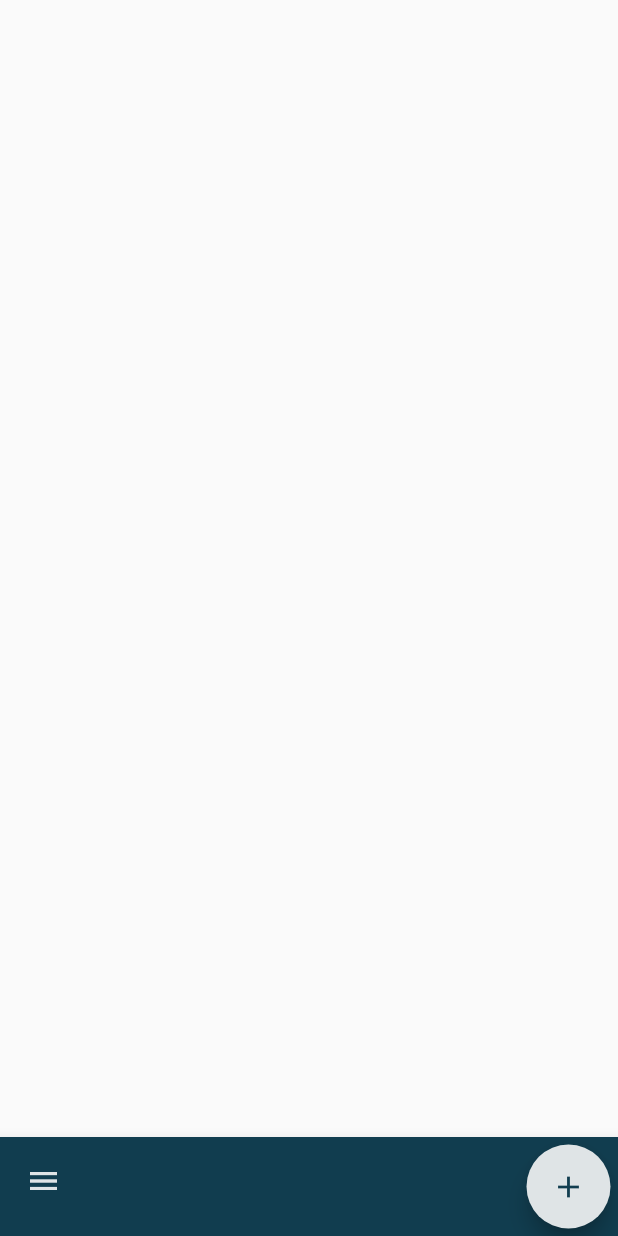
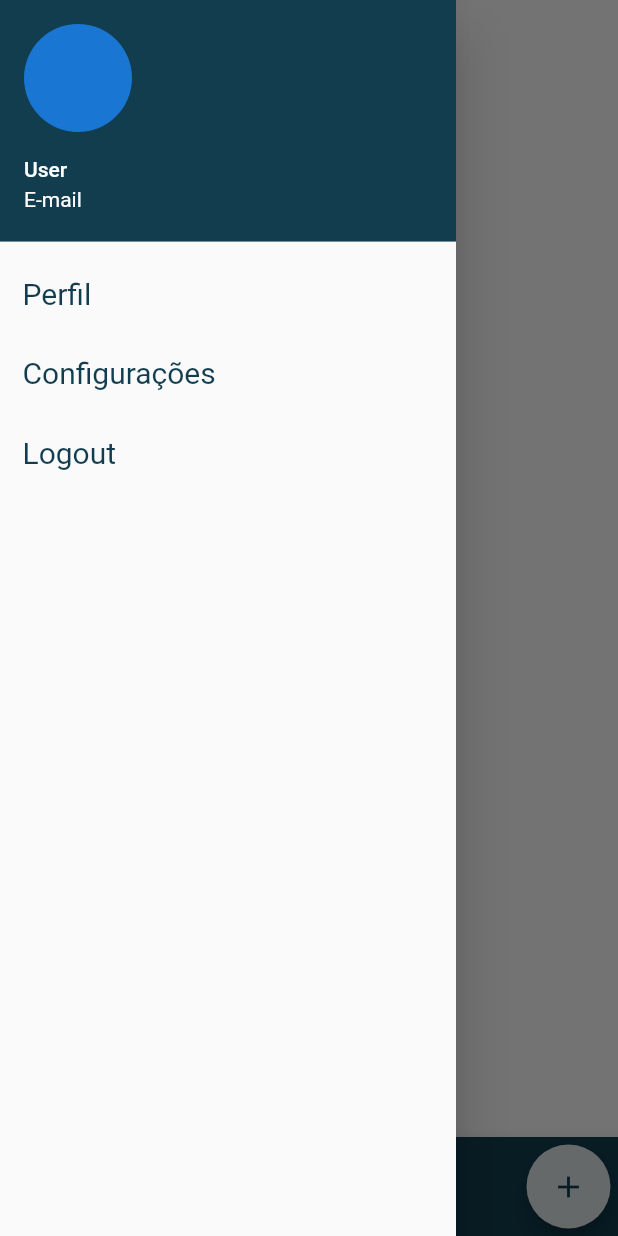
Before and after one commit to josephdonald/my_size, a Flutter app: the screen it shows after launch, after a tap on the "menu" icon, on a phone screen of 412 x 824 dp. Run offline on Flutter 3.47's test engine with Material 2 defaults, Android fonts, the phone set to English and light mode, and no system bars; our stand-ins replace sqflite; accounts and stored records are empty; network calls fail.

Commit message:
versao 22/10: - adicionando/atualizando perfil - adicionando / atualizando / removendo medidas.
proximo passo:
- relacionar as duas tabelas
- montar telas de exibição gráfica

```diff
--- a/lib/Home.dart
+++ b/lib/Home.dart
@@ -1,7 +1,9 @@
 import 'package:flutter/material.dart';
 import 'package:intl/intl.dart';
+import 'package:my_size/helper/DatabaseHelper.dart';
 import 'package:my_size/helper/MedidasHelper.dart';
 import 'package:my_size/model/Medidas.dart';
+import 'package:my_size/pages/FormPerfil.dart';
 
 class Home extends StatefulWidget {
   @override
@@ -9,12 +11,20 @@ class Home extends StatefulWidget {
 }
 
 class _HomeState extends State<Home> {
+
+  final GlobalKey<ScaffoldState> _scaffoldKey = GlobalKey<ScaffoldState>();
+
+  //CORES PRIMARIA E SECUNDARIA
+  Color primaryColor = Color.fromRGBO(17, 61, 79, 1);
+  Color secondaryColor = Color.fromRGBO(223, 228, 230, 1);
+
   TextEditingController _pesoController = TextEditingController();
   TextEditingController _dataController = TextEditingController();
 
   List<Medidas> _medidas = List<Medidas>();
 
-  var _db = MedidasHelper();
+  // var _db = MedidasHelper();
+  var _db = DatabaseHelper();
 
   _formatarData(String data) {
     var formatador = DateFormat("dd/MM/yy - HH:mm:ss");
@@ -79,8 +89,7 @@ class _HomeState extends State<Home> {
               ),
               FlatButton(
                 onPressed: () {
-                  _salvarAtualizarMedidas(
-                      medidaAtualizada: medidas, remover: remover);
+                  _salvarAtualizarMedidas(medidaAtualizada: medidas, remover: remover);
                 },
                 child: Text(textoBotao),
               )
@@ -106,6 +115,7 @@ class _HomeState extends State<Home> {
   }
 
   _salvarAtualizarMedidas({Medidas medidaAtualizada, bool remover}) async {
+
     double peso = double.parse(_pesoController.text.replaceAll(',', '.'));
     String data = DateTime.now().toString();
 
@@ -150,6 +160,7 @@ class _HomeState extends State<Home> {
   @override
   Widget build(BuildContext context) {
     return Scaffold(
+      key: _scaffoldKey,
       // appBar: AppBar(
       //   title: Text("My Size"),
       //   backgroundColor: Color.fromRGBO(17, 61, 79, 1),
@@ -204,7 +215,7 @@ class _HomeState extends State<Home> {
         ],
       ),
       bottomNavigationBar: BottomAppBar(
-        color: Color.fromRGBO(17, 61, 79, 1),
+        color: primaryColor,
         shape: CircularNotchedRectangle(),
         child: Padding(
           padding: EdgeInsets.all(5),
@@ -215,15 +226,16 @@ class _HomeState extends State<Home> {
             children: <Widget>[
               IconButton(
                 icon: Icon(Icons.menu),
-                color: Color.fromRGBO(223, 228, 230, 1),
+                color: secondaryColor,
                 onPressed: () {
+                  _scaffoldKey.currentState.openDrawer();
                   print("botao menu");
                 },
               ),
               FloatingActionButton(
-                backgroundColor: Color.fromRGBO(223, 228, 230, 1),
+                backgroundColor: secondaryColor,
                 splashColor: Colors.green,
-                child: Icon(Icons.add, color: Color.fromRGBO(17, 61, 79, 1),),
+                child: Icon(Icons.add, color: primaryColor,),
                 onPressed: () {
                   _exibirTelaCadastro();
                 },
@@ -232,6 +244,62 @@ class _HomeState extends State<Home> {
           ),
         ),
       ),
+      drawer: Drawer(
+        child: ListView(
+          children: <Widget>[
+            UserAccountsDrawerHeader(
+              decoration: BoxDecoration(color: primaryColor),
+              arrowColor: primaryColor,
+              accountName: Text("User"),
+              accountEmail: Text("E-mail"),
+              currentAccountPicture: CircleAvatar(
+                // backgroundImage: NetworkImage("https://i.pravatar.cc/300"),
+              ),
+            ),
+            Padding(
+              padding: EdgeInsets.all(15),
+              child: GestureDetector(
+
+                child: Text(
+                  "Perfil",
+                  style: TextStyle(fontSize: 20, color: primaryColor),
+                ),
+                onTap: () {
+                  Navigator.push(
+                      context,
+                      MaterialPageRoute(
+                          builder: (context) => FormPerfil()));
+                  print("perfil");
+                },
+              ),
+            ),
+            Padding(
+              padding: EdgeInsets.all(15),
+              child: GestureDetector(
+                child: Text(
+                  "Configurações",
+                  style: TextStyle(fontSize: 20, color: primaryColor),
+                ),
+                onTap: () {
+                  print("configurações");
+                },
+              ),
+            ),
+            Padding(
+              padding: EdgeInsets.all(15),
+              child: GestureDetector(
+                child: Text(
+                  "Logout",
+                  style: TextStyle(fontSize: 20, color: primaryColor),
+                ),
+                onTap: () {
+                  print("logout");
+                },
+              ),
+            ),
+          ],
+        ),
+      ),
     );
   }
 }
--- /dev/null
+++ b/lib/helper/DatabaseHelper.dart
@@ -0,0 +1,156 @@
+import 'package:my_size/model/Medidas.dart';
+import 'package:my_size/model/Perfil.dart';
+import 'package:sqflite/sqflite.dart';
+import 'package:path/path.dart';
+
+class DatabaseHelper {
+  static final String nomeTabMedidas = "medidas";
+  static final String colIdMedidas = "id_medidas";
+  static final String colunaPeso = "peso";
+  static final String colunaDataHorario = "dataHorario";
+
+  static final String nomeTabPerfil = "perfil";
+  static String colIdPerfil = "id_perfil";
+  static final String colNome = "nome";
+  static final String colEmail = "email";
+  static final String colAltura = "altura";
+  static final String colDtNasc = "dtNasc";
+  static final String colGenero = "genero";
+  static final String colPesoObj = "peso_obj";
+
+  static final DatabaseHelper _databaseHelper = DatabaseHelper._internal();
+
+  DatabaseHelper._internal();
+
+  Database _dbMySize;
+
+  factory DatabaseHelper() {
+    return _databaseHelper;
+  }
+
+  Future<Database> get databaseMySize async {
+    if (_dbMySize != null) {
+      return _dbMySize;
+    } else {
+      _dbMySize = await inicializarDB();
+      return _dbMySize;
+    }
+  }
+
+  Future<Database> inicializarDB() async {
+    final caminhoBancoDados = await getDatabasesPath();
+    final localBancoDados = join(caminhoBancoDados, "banco_minhas_medidas.db");
+
+    var dbInit =
+        await openDatabase(localBancoDados, version: 2, onCreate: _onCreate);
+
+    return dbInit;
+  }
+
+  _onCreate(Database db, int version) async {
+    String sqlPerfil = "CREATE TABLE $nomeTabPerfil ("
+        "$colIdPerfil INTEGER PRIMARY KEY AUTOINCREMENT, "
+        "$colNome TEXT, "
+        "$colEmail TEXT, "
+        "$colAltura REAL, "
+        "$colDtNasc DATETIME, "
+        "$colGenero TEXT, "
+        "$colPesoObj REAL"
+        ");";
+
+    await db.execute(sqlPerfil);
+
+    String sqlMedidas =
+        "CREATE TABLE $nomeTabMedidas ($colIdMedidas INTEGER PRIMARY KEY AUTOINCREMENT, $colunaPeso REAL, $colunaDataHorario DATETIME)";
+    await db.execute(sqlMedidas);
+  }
+
+  //###### METODOS TABELA MEDIDAS #########
+  Future<int> salvarMedidas(Medidas medidas) async {
+    var bancoDados = await databaseMySize;
+    int resultado = await bancoDados.insert(nomeTabMedidas, medidas.toMap());
+    // databaseMySize.close();
+    return resultado;
+  }
+
+  recuperarMedidas() async {
+    var bancoDados = await databaseMySize;
+    String sql =
+        "SELECT * FROM $nomeTabMedidas ORDER BY $colunaDataHorario DESC";
+    List listaMedidas = await bancoDados.rawQuery(sql);
+    // databaseMySize.close();
+    return listaMedidas;
+  }
+
+  Future<int> atualizarMedidas(Medidas medidas) async {
+    var bancoDados = await databaseMySize;
+
+    return await bancoDados.update(
+      nomeTabMedidas,
+      medidas.toMap(),
+      where: "id = ?",
+      whereArgs: [medidas.id],
+    );
+  }
+
+  Future<int> removerMedidas(int id) async {
+    var bancoDados = await databaseMySize;
+
+    return await bancoDados.delete(
+      nomeTabMedidas,
+      where: "id = ?",
+      whereArgs: [id],
+    );
+  }
+
+  //###### METODOS TABELA PERFIL #########
+  Future<int> salvarPerfil(Perfil perfil) async {
+    // Map<String, dynamic> dadosTemp = {
+    //   "nome" : 'Donald',
+    //   "email" : 'donald@gmail.com',
+    //   "altura" : '1.69',
+    //   "dtNasc" : '05/03/1986',
+    //   "genero" : 'Masculino',
+    //   "peso_obj" : '75.5',
+    // };
+
+    try {
+      Database bancoDados = await this.databaseMySize;
+      int resultado = await bancoDados.insert(nomeTabPerfil, perfil.toMap());
+      // var resultado = await bancoDados.insert(nomeTabPerfil, dadosTemp);
+      print("resultado: " + resultado.toString());
+      return resultado;
+    } catch (e) {
+      print("erro: " + e.toString());
+      // return;
+    }
+  }
+
+  Future<int> atualizarPerfil(Perfil perfil) async {
+
+    try {
+      var bancoDados = await this.databaseMySize;
+      int resultado = await bancoDados.update(
+        nomeTabPerfil,
+        perfil.toMap(),
+        where: "$colIdPerfil = ?",
+        whereArgs: [perfil.idUsuario],
+      );
+
+      print("atualizar: " + resultado.toString());
+      return resultado;
+    } catch (e) {
+      print("Erro: " + e.toString() );
+    }
+  }
+
+  Future<List> getPerfil() async {
+    var bancoDados = await this.databaseMySize;
+
+    String sql = "SELECT * FROM $nomeTabPerfil limit 1;";
+
+    List perfilObtido = await bancoDados.rawQuery(sql);
+
+    return perfilObtido;
+  }
+}
--- a/lib/helper/MedidasHelper.dart
+++ b/lib/helper/MedidasHelper.dart
@@ -42,6 +42,7 @@ class MedidasHelper{
     await db.execute(sql);
   }
 
+  //METODOS TABELA MEDIDAS
   Future<int> salvarMedidas(Medidas medidas) async {
     var bancoDados = await db;
     int resultado = await bancoDados.insert(nomeTabela, medidas.toMap());
--- /dev/null
+++ b/lib/model/Perfil.dart
@@ -0,0 +1,65 @@
+import 'package:my_size/helper/DatabaseHelper.dart';
+
+class Perfil{
+
+  int idUsuario;
+  String nome;
+  String email;
+  double altura;
+  String dataNascimento;
+  String genero;
+  double pesoObjetivo;
+  // String foto;
+
+
+  Perfil({this.idUsuario, this.nome, this.email, this.altura, this.dataNascimento, this.genero, this.pesoObjetivo});
+
+  Map toMap(){
+
+    Map<String, dynamic> map = {
+      "nome" : this.nome,
+      "email" : this.email,
+      "altura" : this.altura,
+      "dtNasc" : this.dataNascimento,
+      "genero" : this.genero,
+      "peso_obj" : this.pesoObjetivo,
+    };
+
+    if(this.idUsuario != null){
+      map["id_perfil"] = this.idUsuario;
+    }
+    // Map<String, dynamic> map = {
+    //   DatabaseHelper.colNome : this.nome,
+    //   DatabaseHelper.colEmssail : this.email,
+    //   DatabaseHelper.colAltura : this.altura,
+    //   DatabaseHelper.colDtNasc : this.dataNascimento,
+    //   DatabaseHelper.colGenero : this.genero,
+    //   DatabaseHelper.colPesoObj : this.pesoObjetivo,
+    //   this.idUsuario == null : 0 != null ? DatabaseHelper.colIdPerfil = this.idUsuario as String,
+    //
+    //   if(this.idUsuario != null){
+    //     DatabaseHelper.colIdPerfil : this.idUsuario,
+    //   }
+    // };
+
+
+
+    return map;
+
+  }
+
+  Perfil.fromMap(Map map){
+
+    this.idUsuario = map[DatabaseHelper.colIdPerfil];
+    this.nome = map[DatabaseHelper.colNome];
+    this.email = map[DatabaseHelper.colEmail];
+    this.altura = map[DatabaseHelper.colAltura];
+    this.dataNascimento = map[DatabaseHelper.colDtNasc];
+    this.genero = map[DatabaseHelper.colGenero];
+    this.pesoObjetivo = map[DatabaseHelper.colPesoObj];
+
+  }
+
+
+
+}
```
Also changed, not shown: lib/helper/PerfilHelper.dart (added, +72 -0 lines), lib/pages/FormPerfil.dart (added, +275 -0 lines).
